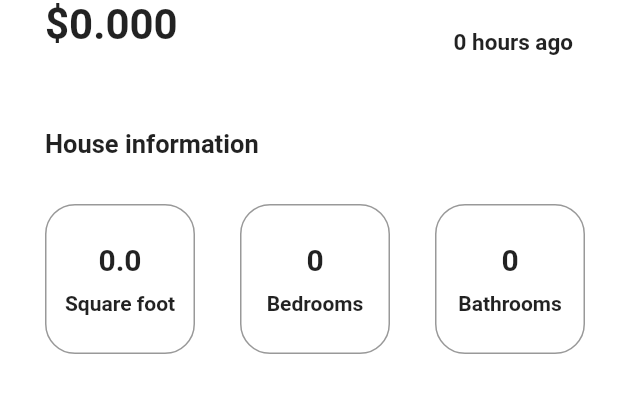
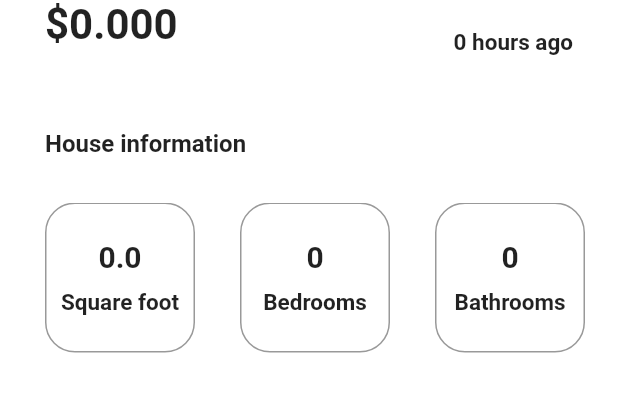
Before and after one commit to SayujSujeev/Real-Estate-App-UI, a Flutter app: the HouseDetails widget shown alone on an empty page, opened directly with empty values, on a phone screen of 412 x 824 dp. Shown: the top 393 px of the screen. Run offline on Flutter 3.47's test engine with Material 2 defaults, Android fonts, the phone set to English and light mode, and no system bars; our stand-ins replace carousel_pro.

Commit message:
final commit

```diff
--- a/lib/screens/details/components/house_details.dart
+++ b/lib/screens/details/components/house_details.dart
@@ -15,8 +15,6 @@ class HouseDetails extends StatefulWidget {
 class _HouseDetailsState extends State<HouseDetails> {
   @override
   Widget build(BuildContext context) {
-    Size size = MediaQuery.of(context).size;
-
     return Expanded(
       child: ListView(
         physics: BouncingScrollPhysics(),
@@ -46,7 +44,6 @@ class _HouseDetailsState extends State<HouseDetails> {
                     ),
                     Text(
                       widget.house.address,
-                      overflow: TextOverflow.ellipsis,
                       style: TextStyle(
                         fontSize: 15,
                         color: black.withOpacity(0.4),
@@ -66,14 +63,12 @@ class _HouseDetailsState extends State<HouseDetails> {
             ),
           ),
           Padding(
-            padding: EdgeInsets.only(
-              left: appPadding,
-              bottom: appPadding,
-            ),
+            padding:
+                const EdgeInsets.only(left: appPadding, bottom: appPadding),
             child: Text(
               'House information',
               style: TextStyle(
-                fontSize: 17,
+                fontSize: 16,
                 fontWeight: FontWeight.bold,
               ),
             ),
@@ -96,8 +91,7 @@ class _HouseDetailsState extends State<HouseDetails> {
                         borderRadius: BorderRadius.circular(20),
                         border: Border.all(
                           color: black.withOpacity(0.4),
-                      ),
-                    ),
+                        )),
                     child: Column(
                       mainAxisAlignment: MainAxisAlignment.center,
                       children: [
@@ -113,9 +107,9 @@ class _HouseDetailsState extends State<HouseDetails> {
                         ),
                         Text(
                           'Square foot',
-                          maxLines: 1,
                           style: TextStyle(
-                            fontWeight: FontWeight.bold,
+                            fontSize: 15,
+                            fontWeight: FontWeight.w600,
                           ),
                         ),
                       ],
@@ -134,8 +128,7 @@ class _HouseDetailsState extends State<HouseDetails> {
                         borderRadius: BorderRadius.circular(20),
                         border: Border.all(
                           color: black.withOpacity(0.4),
-                      ),
-                    ),
+                        )),
                     child: Column(
                       mainAxisAlignment: MainAxisAlignment.center,
                       children: [
@@ -151,9 +144,9 @@ class _HouseDetailsState extends State<HouseDetails> {
                         ),
                         Text(
                           'Bedrooms',
-                          maxLines: 1,
                           style: TextStyle(
-                            fontWeight: FontWeight.bold,
+                            fontSize: 15,
+                            fontWeight: FontWeight.w600,
                           ),
                         ),
                       ],
@@ -172,8 +165,7 @@ class _HouseDetailsState extends State<HouseDetails> {
                         borderRadius: BorderRadius.circular(20),
                         border: Border.all(
                           color: black.withOpacity(0.4),
-                      ),
-                    ),
+                        )),
                     child: Column(
                       mainAxisAlignment: MainAxisAlignment.center,
                       children: [
@@ -189,9 +181,9 @@ class _HouseDetailsState extends State<HouseDetails> {
                         ),
                         Text(
                           'Bathrooms',
-                          maxLines: 1,
                           style: TextStyle(
-                            fontWeight: FontWeight.bold,
+                            fontSize: 15,
+                            fontWeight: FontWeight.w600,
                           ),
                         ),
                       ],
@@ -210,8 +202,7 @@ class _HouseDetailsState extends State<HouseDetails> {
                         borderRadius: BorderRadius.circular(20),
                         border: Border.all(
                           color: black.withOpacity(0.4),
-                      ),
-                    ),
+                        )),
                     child: Column(
                       mainAxisAlignment: MainAxisAlignment.center,
                       children: [
@@ -227,9 +218,9 @@ class _HouseDetailsState extends State<HouseDetails> {
                         ),
                         Text(
                           'Garages',
-                          maxLines: 1,
                           style: TextStyle(
-                            fontWeight: FontWeight.bold,
+                            fontSize: 15,
+                            fontWeight: FontWeight.w600,
                           ),
                         ),
                       ],
@@ -248,8 +239,8 @@ class _HouseDetailsState extends State<HouseDetails> {
             child: Text(
               widget.house.description,
               style: TextStyle(
-                color: black.withOpacity(0.6),
-                height: 1.5
+                color: black.withOpacity(0.4),
+                height: 1.5,
               ),
             ),
           )
--- a/lib/screens/details/details_screen.dart
+++ b/lib/screens/details/details_screen.dart
@@ -1,6 +1,6 @@
 import 'package:flutter/material.dart';
 import 'package:real_estate_app/model/house.dart';
-import 'package:real_estate_app/screens/details/components/buttom_buttons.dart';
+import 'package:real_estate_app/screens/details/components/bottom_buttons.dart';
 import 'package:real_estate_app/screens/details/components/carousel_images.dart';
 import 'package:real_estate_app/screens/details/components/custom_app_bar.dart';
 import 'package:real_estate_app/screens/details/components/house_details.dart';
--- a/lib/screens/home/home_screen.dart
+++ b/lib/screens/home/home_screen.dart
@@ -1,5 +1,5 @@
 import 'package:flutter/material.dart';
-import 'package:real_estate_app/screens/home/components/buttom_buttons.dart';
+import 'package:real_estate_app/screens/home/components/bottom_buttons.dart';
 import 'package:real_estate_app/screens/home/components/categories.dart';
 import 'package:real_estate_app/screens/home/components/custom_app_bar.dart';
 import 'package:real_estate_app/screens/home/components/houses.dart';
```
Also changed, not shown: lib/screens/details/components/bottom_buttons.dart (added, +67 -0 lines), lib/screens/details/components/buttom_buttons.dart (deleted, +0 -79 lines), lib/screens/home/components/bottom_buttons.dart (renamed from lib/screens/home/components/buttom_buttons.dart). Lines whose indentation alone changed are shown as unchanged.
